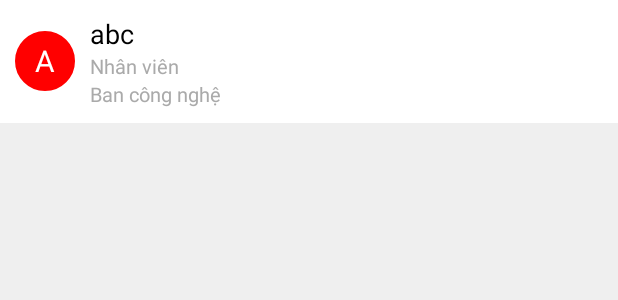
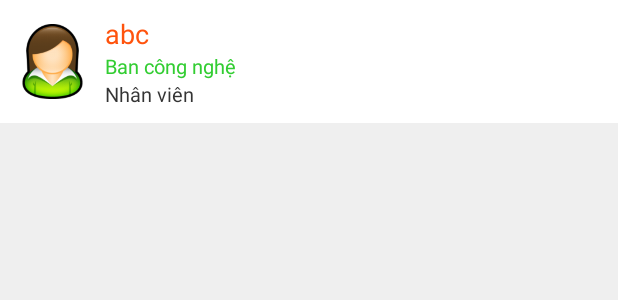
Before and after one commit to ohmygodvt95/OOP.HRM, an Android app: the layout fragment_schedule_list_item.xml on its own in the app's theme, with its tools: preview values and no code run, on a phone screen of 412 x 824 dp. Shown: the top 300 px of the screen. Run offline under Robolectric (Android 15) with nearby library versions, the phone set to English and light mode, and no system bars; plain views replace SwipeLayout.

Commit message:
Chỉnh sửa giao diện

```diff
--- a/app/src/main/res/layout/fragment_schedule_list_item.xml
+++ b/app/src/main/res/layout/fragment_schedule_list_item.xml
@@ -19,6 +19,8 @@
                 android:layout_width="match_parent"
                 android:layout_height="wrap_content">
                 <RadioButton
+                    android:id="@+id/all_day"
+                    android:checked="false"
                     android:buttonTint="@color/colorWhite"
                     android:textColor="@color/colorWhite"
                     android:layout_width="wrap_content"
@@ -26,6 +28,8 @@
                     android:text="Cả ngày" />
 
                 <RadioButton
+                    android:id="@+id/haft_day"
+                    android:checked="false"
                     android:buttonTint="@color/colorWhite"
                     android:textColor="@color/colorWhite"
                     android:layout_width="wrap_content"
@@ -33,6 +37,8 @@
                     android:text="Nửa ngày" />
 
                 <RadioButton
+                    android:id="@+id/day_off_ok"
+                    android:checked="false"
                     android:buttonTint="@color/colorWhite"
                     android:textColor="@color/colorWhite"
                     android:layout_width="wrap_content"
@@ -40,6 +46,8 @@
                     android:text="Có phép" />
 
                 <RadioButton
+                    android:id="@+id/day_off_cancel"
+                    android:checked="false"
                     android:buttonTint="@color/colorWhite"
                     android:textColor="@color/colorWhite"
                     android:layout_width="wrap_content"
@@ -57,29 +65,26 @@
 
         <RelativeLayout
             android:id="@+id/info_member"
+            android:layout_marginBottom="1dp"
             android:layout_width="match_parent"
             android:layout_height="wrap_content"
-            android:layout_marginBottom="1dp"
             android:background="@drawable/bg_member_list_item"
             android:padding="10dp">
 
-            <TextView
-                android:id="@+id/letter"
-                android:layout_width="40dp"
-                android:layout_height="40dp"
+            <ImageView
+                android:id="@+id/imguser"
+                android:layout_width="50dp"
+                android:layout_height="50dp"
                 android:layout_centerVertical="true"
-                android:background="@drawable/bg_text"
                 android:gravity="center"
-                android:text="A"
-                android:textColor="@color/colorWhite"
-                android:textSize="20dp" />
+                android:src="@drawable/user_girl"/>
 
             <LinearLayout
                 android:layout_width="wrap_content"
                 android:layout_height="wrap_content"
                 android:layout_centerVertical="true"
                 android:layout_marginLeft="10dp"
-                android:layout_toRightOf="@+id/letter"
+                android:layout_toRightOf="@+id/imguser"
                 android:orientation="vertical">
 
                 <TextView
@@ -87,29 +92,32 @@
                     android:layout_width="wrap_content"
                     android:layout_height="wrap_content"
                     android:text="abc"
-                    android:textColor="@color/colorPrimaryDark"
                     android:textSize="18dp"
-                    android:textStyle="normal" />
+                    android:textStyle="normal"
+                    android:textColor="#FF530D"/>
+
+                <TextView
+                    android:id="@+id/group"
+                    android:layout_width="wrap_content"
+                    android:layout_height="wrap_content"
+                    android:text="Ban công nghệ"
+                    android:textSize="13dp"
+                    android:textColor="#32CD32"/>
+
 
                 <TextView
                     android:id="@+id/position"
                     android:layout_width="wrap_content"
                     android:layout_height="wrap_content"
                     android:text="Nhân viên"
-                    android:textColor="@android:color/darker_gray"
-                    android:textSize="13dp" />
+                    android:textSize="13dp"
+                    android:textColor="@color/colorPrimary"/>
 
-                <TextView
-                    android:id="@+id/phongban"
-                    android:layout_width="wrap_content"
-                    android:layout_height="wrap_content"
-                    android:text="Ban công nghệ"
-                    android:textColor="@android:color/darker_gray"
-                    android:textSize="13dp" />
             </LinearLayout>
 
         </RelativeLayout>
 
+
     </RelativeLayout>
 
 </com.daimajia.swipe.SwipeLayout>
```
